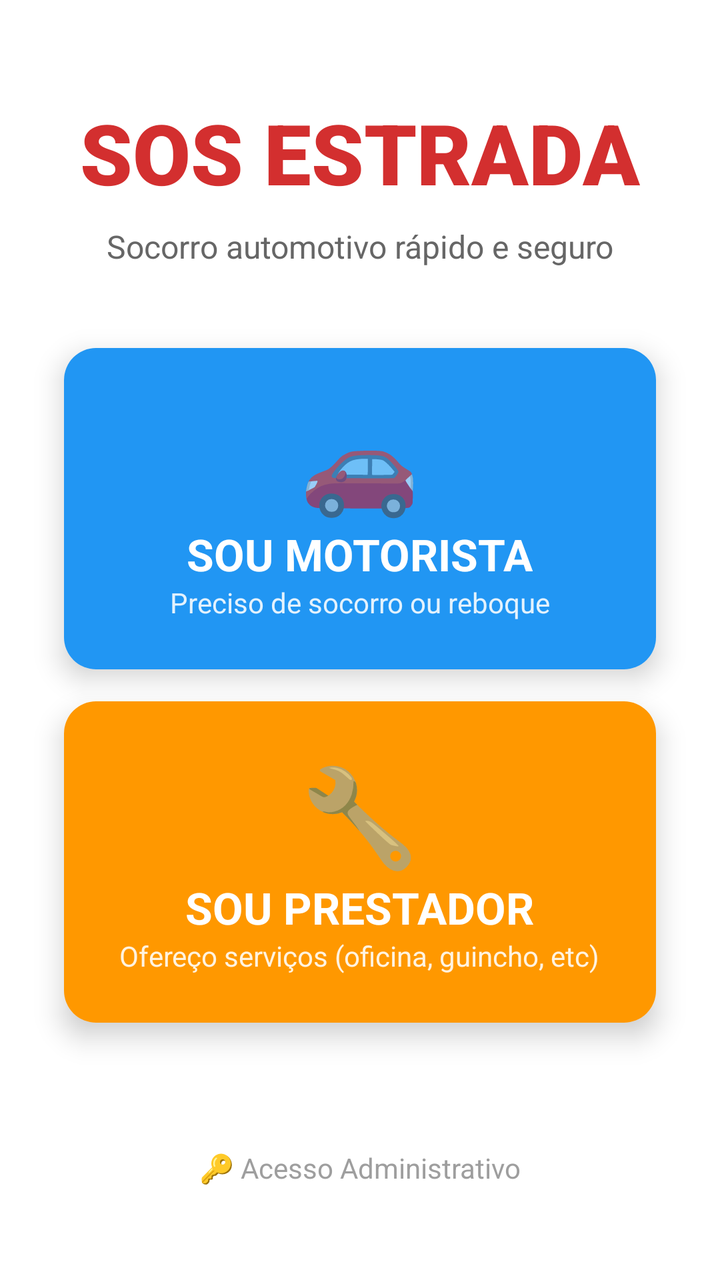
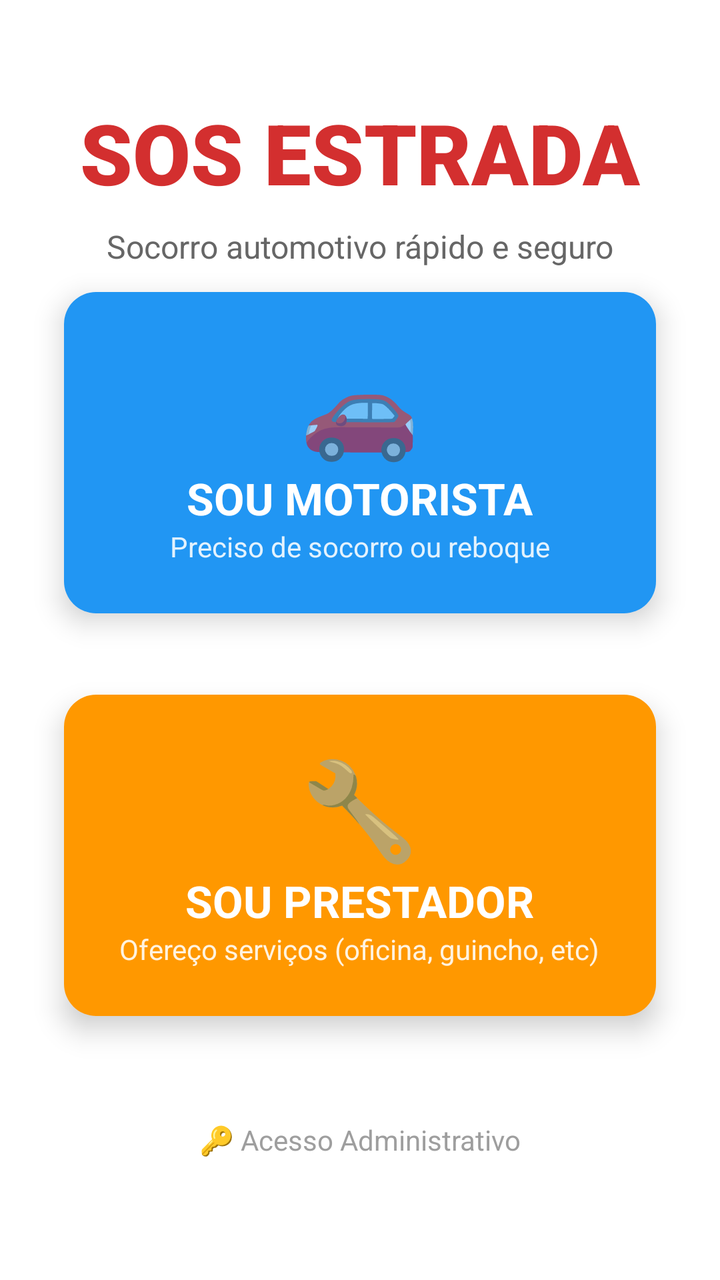

Two renders of the same Android screen: before a commit and after it. Below are the layout's source before the change and the commit's diff.
<!-- AndroidManifest.xml: application theme Theme.MaterialComponents.Light.NoActionBar -->
<!-- res/layout/activity_main.xml -->
<?xml version="1.0" encoding="utf-8"?>
<androidx.constraintlayout.widget.ConstraintLayout xmlns:android="http://schemas.android.com/apk/res/android"
    xmlns:app="http://schemas.android.com/apk/res-auto"
    xmlns:tools="http://schemas.android.com/tools"
    android:id="@+id/main"
    android:layout_width="match_parent"
    android:layout_height="match_parent"
    android:background="@android:color/white"
    tools:context=".MainActivity">

    
    <TextView
        android:id="@+id/tvAppName"
        android:layout_width="wrap_content"
        android:layout_height="wrap_content"
        android:layout_marginTop="48dp"
        android:text="SOS ESTRADA"
        android:textColor="#D32F2F"
        android:textSize="42sp"
        android:textStyle="bold"
        android:fontFamily="sans-serif-black"
        app:layout_constraintEnd_toEndOf="parent"
        app:layout_constraintStart_toStartOf="parent"
        app:layout_constraintTop_toTopOf="parent" />

    
    <TextView
        android:id="@+id/tvSlogan"
        android:layout_width="wrap_content"
        android:layout_height="wrap_content"
        android:layout_marginTop="8dp"
        android:text="Socorro automotivo rápido e seguro"
        android:textColor="#666666"
        android:textSize="16sp"
        app:layout_constraintEnd_toEndOf="parent"
        app:layout_constraintStart_toStartOf="parent"
        app:layout_constraintTop_toBottomOf="@+id/tvAppName" />

    
    <androidx.cardview.widget.CardView
        android:id="@+id/cardMotorista"
        android:layout_width="0dp"
        android:layout_height="wrap_content"
        android:layout_marginStart="32dp"
        android:layout_marginEnd="32dp"
        android:layout_marginTop="40dp"
        app:cardCornerRadius="16dp"
        app:cardElevation="8dp"
        android:clickable="true"
        android:foreground="?android:attr/selectableItemBackground"
        app:layout_constraintEnd_toEndOf="parent"
        app:layout_constraintStart_toStartOf="parent"
        app:layout_constraintTop_toBottomOf="@+id/tvSlogan">

        <LinearLayout
            android:layout_width="match_parent"
            android:layout_height="wrap_content"
            android:orientation="vertical"
            android:gravity="center"
            android:padding="24dp"
            android:background="#2196F3">

            <TextView
                android:layout_width="wrap_content"
                android:layout_height="wrap_content"
                android:text="🚗"
                android:textSize="48sp" />

            <TextView
                android:layout_width="wrap_content"
                android:layout_height="wrap_content"
                android:text="SOU MOTORISTA"
                android:textColor="@android:color/white"
                android:textSize="22sp"
                android:textStyle="bold" />

            <TextView
                android:layout_width="wrap_content"
                android:layout_height="wrap_content"
                android:text="Preciso de socorro ou reboque"
                android:textColor="#E3F2FD"
                android:textSize="14sp" />
        </LinearLayout>
    </androidx.cardview.widget.CardView>

    
    <androidx.cardview.widget.CardView
        android:id="@+id/cardPrestador"
        android:layout_width="0dp"
        android:layout_height="wrap_content"
        android:layout_marginStart="32dp"
        android:layout_marginEnd="32dp"
        android:layout_marginTop="16dp"
        app:cardCornerRadius="16dp"
        app:cardElevation="8dp"
        android:clickable="true"
        android:foreground="?android:attr/selectableItemBackground"
        app:layout_constraintEnd_toEndOf="parent"
        app:layout_constraintStart_toStartOf="parent"
        app:layout_constraintTop_toBottomOf="@+id/cardMotorista">

        <LinearLayout
            android:layout_width="match_parent"
            android:layout_height="wrap_content"
            android:orientation="vertical"
            android:gravity="center"
            android:padding="24dp"
            android:background="#FF9800">

            <TextView
                android:layout_width="wrap_content"
                android:layout_height="wrap_content"
                android:text="🔧"
                android:textSize="48sp" />

            <TextView
                android:layout_width="wrap_content"
                android:layout_height="wrap_content"
                android:text="SOU PRESTADOR"
                android:textColor="@android:color/white"
                android:textSize="22sp"
                android:textStyle="bold" />

            <TextView
                android:layout_width="wrap_content"
                android:layout_height="wrap_content"
                android:text="Ofereço serviços (oficina, guincho, etc)"
                android:textColor="#FFF3E0"
                android:textSize="14sp" />
        </LinearLayout>
    </androidx.cardview.widget.CardView>

    
    <TextView
        android:id="@+id/tvAdminAccess"
        android:layout_width="wrap_content"
        android:layout_height="wrap_content"
        android:layout_marginTop="32dp"
        android:layout_marginBottom="16dp"
        android:text="🔑 Acesso Administrativo"
        android:textColor="#9E9E9E"
        android:textSize="14sp"
        android:clickable="true"
        android:foreground="?android:attr/selectableItemBackground"
        android:padding="8dp"
        app:layout_constraintBottom_toBottomOf="parent"
        app:layout_constraintEnd_toEndOf="parent"
        app:layout_constraintStart_toStartOf="parent"
        app:layout_constraintTop_toBottomOf="@+id/cardPrestador" />

</androidx.constraintlayout.widget.ConstraintLayout>
<!-- resources referenced by this layout -->
<resources>

</resources>

<!-- the commit's change to res/layout/activity_main.xml (unified diff, before → after) -->
@@ -43,14 +43,15 @@
         android:layout_height="wrap_content"
         android:layout_marginStart="32dp"
         android:layout_marginEnd="32dp"
-        android:layout_marginTop="40dp"
+        android:layout_marginTop="12dp"
         app:cardCornerRadius="16dp"
         app:cardElevation="8dp"
         android:clickable="true"
         android:foreground="?android:attr/selectableItemBackground"
         app:layout_constraintEnd_toEndOf="parent"
         app:layout_constraintStart_toStartOf="parent"
-        app:layout_constraintTop_toBottomOf="@+id/tvSlogan">
+        app:layout_constraintTop_toBottomOf="@+id/tvSlogan"
+        app:layout_constraintVertical_chainStyle="packed">
 
         <LinearLayout
             android:layout_width="match_parent"
@@ -90,14 +91,15 @@
         android:layout_height="wrap_content"
         android:layout_marginStart="32dp"
         android:layout_marginEnd="32dp"
-        android:layout_marginTop="16dp"
+        android:layout_marginTop="4dp"
         app:cardCornerRadius="16dp"
         app:cardElevation="8dp"
         android:clickable="true"
         android:foreground="?android:attr/selectableItemBackground"
         app:layout_constraintEnd_toEndOf="parent"
         app:layout_constraintStart_toStartOf="parent"
-        app:layout_constraintTop_toBottomOf="@+id/cardMotorista">
+        app:layout_constraintTop_toBottomOf="@+id/cardMotorista"
+        app:layout_constraintBottom_toTopOf="@+id/tvAdminAccess">
 
         <LinearLayout
             android:layout_width="match_parent"
@@ -135,7 +137,7 @@
         android:id="@+id/tvAdminAccess"
         android:layout_width="wrap_content"
         android:layout_height="wrap_content"
-        android:layout_marginTop="32dp"
+        android:layout_marginTop="8dp"
         android:layout_marginBottom="16dp"
         android:text="🔑 Acesso Administrativo"
         android:textColor="#9E9E9E"
@@ -143,9 +145,9 @@
         android:clickable="true"
         android:foreground="?android:attr/selectableItemBackground"
         android:padding="8dp"
+        app:layout_constraintTop_toBottomOf="@+id/cardPrestador"
         app:layout_constraintBottom_toBottomOf="parent"
         app:layout_constraintEnd_toEndOf="parent"
-        app:layout_constraintStart_toStartOf="parent"
-        app:layout_constraintTop_toBottomOf="@+id/cardPrestador" />
+        app:layout_constraintStart_toStartOf="parent" />
 
 </androidx.constraintlayout.widget.ConstraintLayout>
